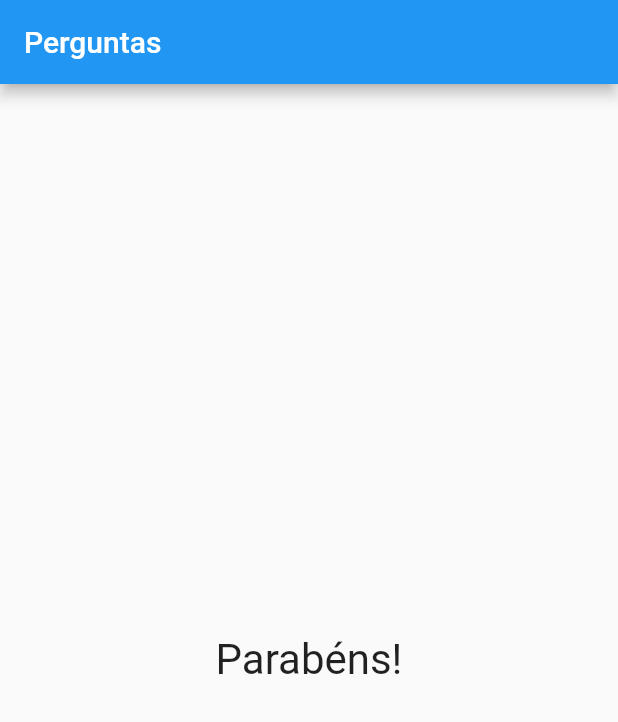
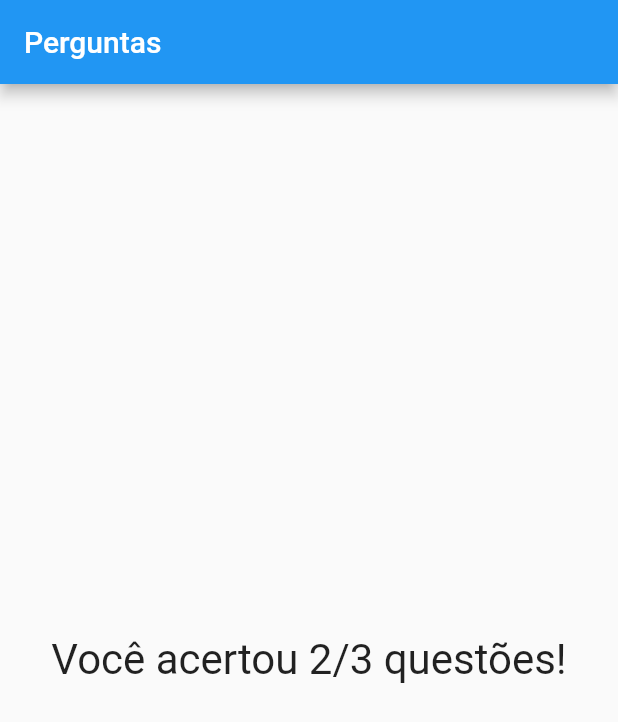
Before and after one commit to rafaelmesquita-ceara/projeto_quiz, a Flutter app: the screen it shows after launch, after a tap on "Preto", after a tap on "Cobra", after a tap on "Leo", on a phone screen of 412 x 824 dp. Shown: the top 722 px of the screen. Run offline on Flutter 3.47's test engine with Material 2 defaults, Android fonts, the phone set to English and light mode, and no system bars.

Commit message:
pontuação criada

```diff
--- a/lib/main.dart
+++ b/lib/main.dart
@@ -9,38 +9,44 @@ class _PerguntaAppState extends State<PerguntaApp>{
   final perguntas = [
       {
         'texto' : 'Qual é sua cor favorita?',
-        'respostas' : ['Preto', 'Vermelho', 'Verde', 'Branco']
+        'respostas' : ['Preto', 'Vermelho', 'Verde', 'Branco'],
+        'correta' : 0
       },
       {
         'texto' : 'Qual é o seu animal favorito?',
-        'respostas' : ['Coelho', 'Cobra', 'Elefante', 'Leão']
+        'respostas' : ['Coelho', 'Cobra', 'Elefante', 'Leão'],
+        'correta' : 3
       },
       {
         'texto' : 'Qual é o seu instrutor favorito?',
-        'respostas' : ['Maria', 'João', 'Leo', 'Pedro']
+        'respostas' : ['Maria', 'João', 'Leo', 'Pedro'],
+        'correta' : 2
       }
     ];
 
   var _perguntaSelecionada = 0;
   bool _finalizou = false;
-  void _responder(){
+  int _acertos = 0;
+
+  void _responder(String selecionada){
+    int respostaCorreta = perguntas[_perguntaSelecionada]['correta'];
+    List<String> respostas = perguntas[_perguntaSelecionada]['respostas'];
+    print('A resposta selecionada é $selecionada e a resposta correta é ${respostas[respostaCorreta]}');
     setState(() {
       _perguntaSelecionada < perguntas.length-1 ? _perguntaSelecionada++ : _finalizou = true;
+      selecionada == respostas[respostaCorreta] ? _acertos++ : null;
     });
+    print('Acertos: $_acertos');
   }
 
   Widget build(BuildContext context){
-
-    List<String> respostas = perguntas[_perguntaSelecionada]['respostas'];
-
     return MaterialApp(
       home: Scaffold(
         appBar: AppBar(
           title: Text('Perguntas'),
         ),
         body:  _finalizou?
-        Resultado() : Questionario(perguntas, _perguntaSelecionada, respostas, _responder)
-
+        Resultado(_acertos, perguntas.length) : Questionario(perguntas, _perguntaSelecionada, (e) => _responder(e))
       ),
     );
   }
--- a/lib/resultado.dart
+++ b/lib/resultado.dart
@@ -1,11 +1,18 @@
 import 'package:flutter/material.dart';
 
 class Resultado extends StatelessWidget {
+
+  int acertos;
+  int totalDeQuestoes;
+
+  Resultado(this.acertos, this.totalDeQuestoes);
+
+
   @override
   Widget build(BuildContext context) {
     return Center(
       child : Text(
-        'Parabéns!',
+        'Você acertou $acertos/$totalDeQuestoes questões!',
         style: TextStyle(fontSize: 28)
       )
     );
```
Also changed, not shown: lib/questionario.dart (+11 -6 lines).
